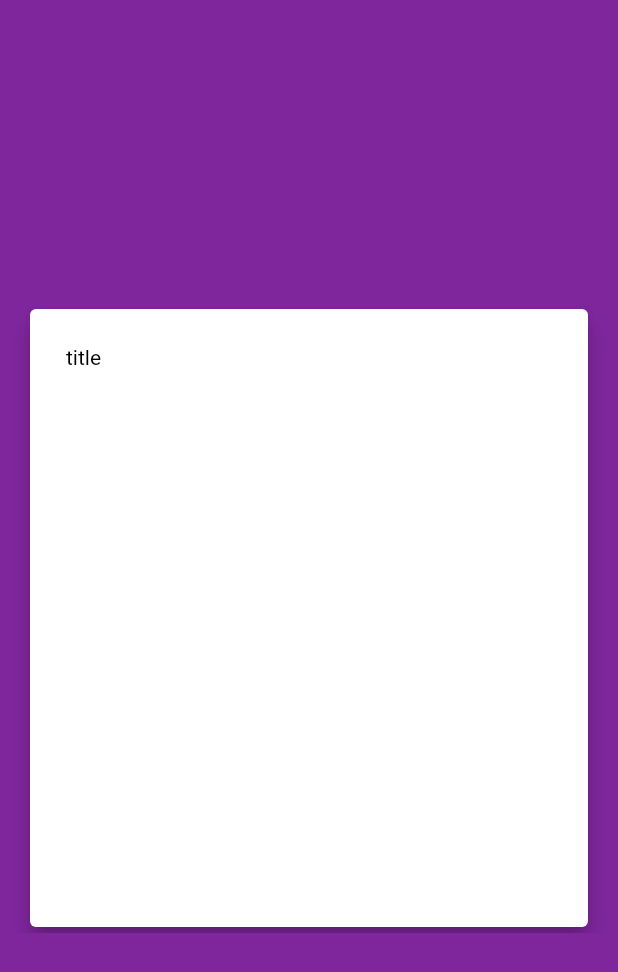
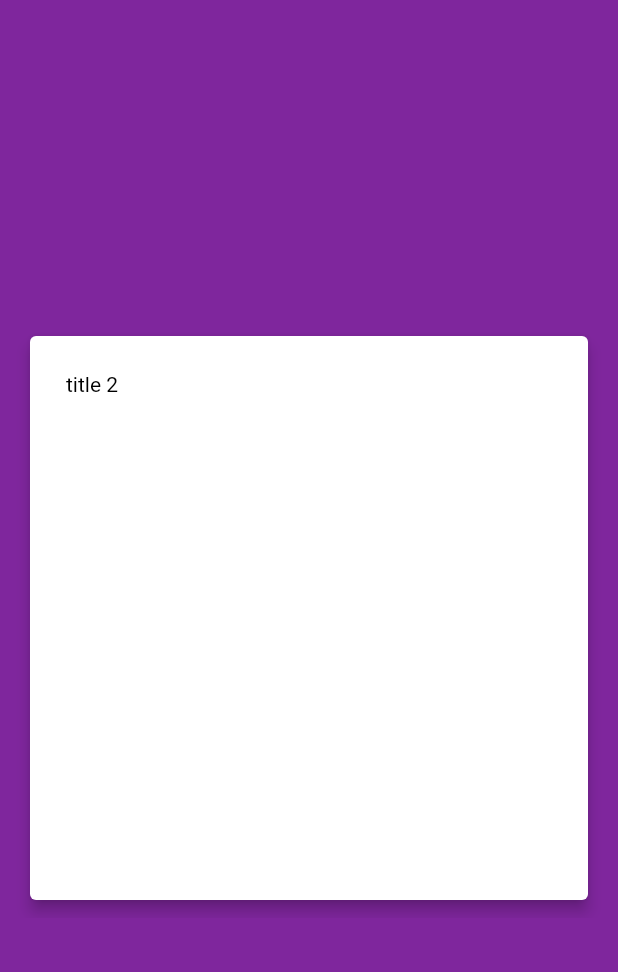
Before and after one commit to raonidemarchi/nubank-clone-flutter, a Flutter app: the screen it shows after launch, on a phone screen of 412 x 824 dp. Shown: the top 972 px of the screen. Run offline on Flutter 3.47's test engine with Material 2 defaults, Android fonts, the phone set to English and light mode, and no system bars; drawn by our look-alikes of carousel_slider.

Commit message:
Fix shadow on the home card

```diff
--- a/lib/carousel_slider.dart
+++ b/lib/carousel_slider.dart
@@ -6,7 +6,7 @@ class Carousel extends StatelessWidget {
   @override
   Widget build(BuildContext context) {
     return CarouselSlider(
-      height: 420,
+      height: 400,
       viewportFraction: 1.0,
       enableInfiniteScroll: false,
       aspectRatio: 16 / 9,
@@ -15,15 +15,16 @@ class Carousel extends StatelessWidget {
           builder: (BuildContext context) {
             return Padding(
               padding: EdgeInsets.symmetric(
-                horizontal: 16
+                horizontal: 16,
+                vertical: 8,
               ),
               child: Card(
-                elevation: 6,
+                elevation: 4,
                 child: Container(
                   width: double.infinity,
-                  padding: const EdgeInsets.all(24),
+                  padding: EdgeInsets.all(24),
                   child: Text(
-                    'title',
+                    'title 2',
                     style: TextStyle(color: Colors.black),
                   ),
                 ),
--- a/lib/home.dart
+++ b/lib/home.dart
@@ -14,7 +14,6 @@ class Home extends StatelessWidget {
     ));
 
     return Scaffold(
-      backgroundColor: backgroundColor,
       body: Center(
         child: Carousel()
       ),
--- a/lib/main.dart
+++ b/lib/main.dart
@@ -7,9 +7,10 @@ class MyApp extends StatelessWidget {
   @override
   Widget build(BuildContext context) {
     return MaterialApp(
-      title: 'Flutter Demo',
+      title: 'Nubank',
       theme: ThemeData(
-        primarySwatch: Colors.blue,
+        primaryColor: Color(0xff7f269d),
+        accentColor: Color(0xff7f269d),
         scaffoldBackgroundColor: Color(0xff7f269d),
       ),
       home: Home(),
```
